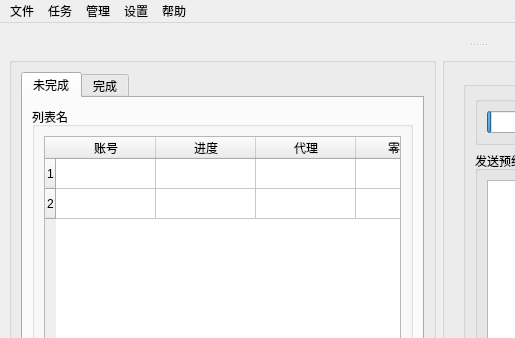
crazypoo/geniusbar-reserver, file gui/uitemplate/mainwindow.ui: the form before one commit; both pictures show x 0 to 515 and y 0 to 338 of the 956 by 630 pixel window.
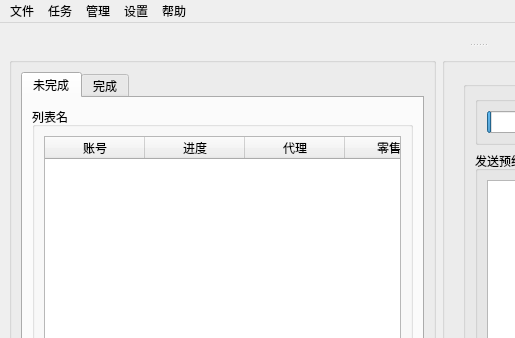
The form after the commit.

What changed in the file:
```diff
--- a/gui/uitemplate/mainwindow.ui
+++ b/gui/uitemplate/mainwindow.ui
@@ -41,16 +41,6 @@
                <layout class="QHBoxLayout" name="horizontalLayout_2">
                 <item>
                  <widget class="QTableWidget" name="tWTaskList">
-                  <row>
-                   <property name="text">
-                    <string>1</string>
-                   </property>
-                  </row>
-                  <row>
-                   <property name="text">
-                    <string>2</string>
-                   </property>
-                  </row>
                   <column>
                    <property name="text">
                     <string>账号</string>
```
Left out of the diff: 6 changed lines with no effect on the pictures.
